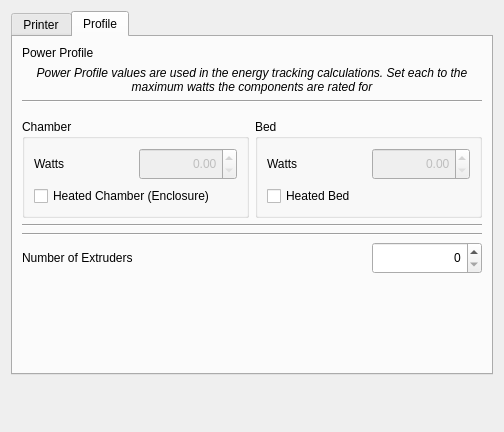
First picture: the form in pages/settings/edit_printer/editprinterdialog.ui, repository DigitalArtifex/Flo, before the edit.
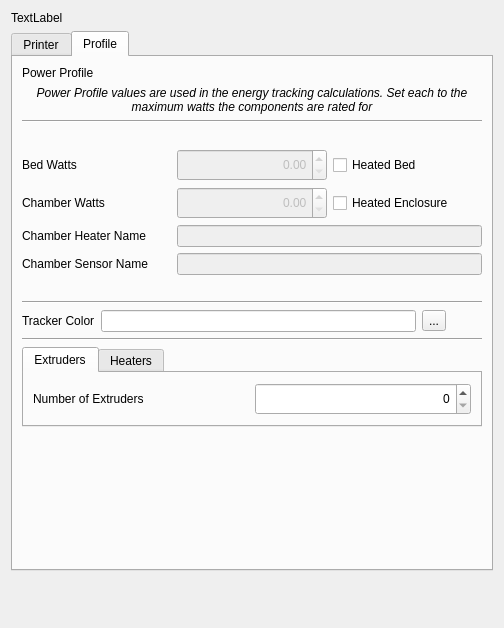
Second picture: the form after the edit. The open tabs and pages were chosen to show the change. Icons and pictures are not drawn.

```diff
--- a/pages/settings/edit_printer/editprinterdialog.ui
+++ b/pages/settings/edit_printer/editprinterdialog.ui
@@ -7,7 +7,7 @@
     <x>0</x>
     <y>0</y>
     <width>504</width>
-    <height>432</height>
+    <height>628</height>
    </rect>
   </property>
   <property name="windowTitle">
@@ -18,45 +18,12 @@
     <normaloff>:/images/flo_beta.png</normaloff>:/images/flo_beta.png</iconset>
   </property>
   <layout class="QGridLayout" name="gridLayout">
-   <item row="3" column="0">
-    <layout class="QHBoxLayout" name="horizontalLayout_2">
-     <property name="bottomMargin">
-      <number>0</number>
+   <item row="0" column="0">
+    <widget class="QLabel" name="windowTitleLabel">
+     <property name="text">
+      <string>TextLabel</string>
      </property>
-     <item>
-      <widget class="QWidget" name="buttonBox" native="true">
-       <property name="minimumSize">
-        <size>
-         <width>0</width>
-         <height>40</height>
-        </size>
-       </property>
-       <property name="maximumSize">
-        <size>
-         <width>16777215</width>
-         <height>54</height>
-        </size>
-       </property>
-       <layout class="QHBoxLayout" name="buttonBoxLayout">
-        <property name="spacing">
-         <number>9</number>
-        </property>
-        <property name="leftMargin">
-         <number>0</number>
-        </property>
-        <property name="topMargin">
-         <number>0</number>
-        </property>
-        <property name="rightMargin">
-         <number>0</number>
-        </property>
-        <property name="bottomMargin">
-         <number>0</number>
-        </property>
-       </layout>
-      </widget>
-     </item>
-    </layout>
+    </widget>
    </item>
    <item row="2" column="0">
     <widget class="QTabWidget" name="tabWidget">
@@ -173,42 +140,19 @@
          </property>
         </widget>
        </item>
-       <item row="10" column="0" colspan="3">
-        <layout class="QHBoxLayout" name="horizontalLayout">
-         <property name="bottomMargin">
-          <number>0</number>
+       <item row="2" column="0" colspan="3">
+        <widget class="QLabel" name="label_8">
+         <property name="text">
+          <string>Host Address</string>
          </property>
-         <item>
-          <widget class="QLabel" name="label_7">
-           <property name="text">
-            <string>Color</string>
-           </property>
-          </widget>
-         </item>
-         <item>
-          <widget class="QLineEdit" name="colorEdit"/>
-         </item>
-         <item>
-          <widget class="QToolButton" name="colorPickerButton">
-           <property name="text">
-            <string>...</string>
-           </property>
-          </widget>
-         </item>
-         <item>
-          <widget class="QLabel" name="colorDisplayLabel">
-           <property name="minimumSize">
-            <size>
-             <width>30</width>
-             <height>0</height>
-            </size>
-           </property>
-           <property name="text">
-            <string/>
-           </property>
-          </widget>
-         </item>
-        </layout>
+        </widget>
+       </item>
+       <item row="9" column="0">
+        <widget class="QCheckBox" name="printerAutoConnectCheckBox">
+         <property name="text">
+          <string>Auto Connect</string>
+         </property>
+        </widget>
        </item>
       </layout>
      </widget>
@@ -217,83 +161,141 @@
        <string>Profile</string>
       </attribute>
       <layout class="QGridLayout" name="gridLayout_2">
-       <item row="0" column="0" colspan="2">
-        <widget class="QLabel" name="label_4">
+       <item row="7" column="2">
+        <widget class="QCheckBox" name="heatedBedCheckbox">
          <property name="text">
-          <string>Power Profile</string>
+          <string>Heated Bed</string>
          </property>
         </widget>
        </item>
-       <item row="6" column="2" colspan="2">
-        <widget class="QGroupBox" name="groupBox_2">
-         <property name="title">
-          <string>Bed</string>
+       <item row="9" column="0">
+        <widget class="QLabel" name="label_10">
+         <property name="text">
+          <string>Chamber Heater Name</string>
          </property>
-         <layout class="QGridLayout" name="gridLayout_5">
-          <item row="0" column="1">
-           <widget class="QDoubleSpinBox" name="bedPowerSpinBox">
-            <property name="enabled">
-             <bool>false</bool>
-            </property>
-            <property name="minimumSize">
-             <size>
-              <width>0</width>
-              <height>32</height>
-             </size>
-            </property>
-            <property name="alignment">
-             <set>Qt::AlignmentFlag::AlignRight|Qt::AlignmentFlag::AlignTrailing|Qt::AlignmentFlag::AlignVCenter</set>
-            </property>
-            <property name="maximum">
-             <double>1000.000000000000000</double>
-            </property>
-           </widget>
-          </item>
-          <item row="0" column="0">
-           <widget class="QLabel" name="bedHeaterPowerLabel">
-            <property name="text">
-             <string>Watts</string>
-            </property>
-           </widget>
-          </item>
-          <item row="1" column="0" colspan="2">
-           <widget class="QCheckBox" name="heatedBedCheckbox">
-            <property name="text">
-             <string>Heated Bed</string>
-            </property>
-           </widget>
-          </item>
-         </layout>
         </widget>
        </item>
-       <item row="8" column="0" colspan="4">
-        <widget class="Line" name="line_3">
-         <property name="orientation">
-          <enum>Qt::Orientation::Horizontal</enum>
-         </property>
-        </widget>
-       </item>
-       <item row="13" column="0" colspan="2">
-        <spacer name="profileSpacer">
-         <property name="orientation">
-          <enum>Qt::Orientation::Vertical</enum>
-         </property>
-         <property name="sizeHint" stdset="0">
-          <size>
-           <width>20</width>
-           <height>40</height>
-          </size>
-         </property>
-        </spacer>
-       </item>
-       <item row="11" column="0" colspan="4">
+       <item row="13" column="0" colspan="3">
         <widget class="Line" name="line_2">
          <property name="orientation">
           <enum>Qt::Orientation::Horizontal</enum>
          </property>
         </widget>
        </item>
-       <item row="2" column="0" colspan="4">
+       <item row="17" column="2">
+        <spacer name="profileSpacer">
+         <property name="orientation">
+          <enum>Qt::Orientation::Vertical</enum>
+         </property>
+         <property name="sizeHint" stdset="0">
+          <size>
+           <width>20</width>
+           <height>40</height>
+          </size>
+         </property>
+        </spacer>
+       </item>
+       <item row="3" column="0" colspan="3">
+        <widget class="Line" name="line">
+         <property name="orientation">
+          <enum>Qt::Orientation::Horizontal</enum>
+         </property>
+        </widget>
+       </item>
+       <item row="16" column="0" colspan="3">
+        <widget class="QTabWidget" name="tabWidget_2">
+         <property name="sizePolicy">
+          <sizepolicy hsizetype="Expanding" vsizetype="Minimum">
+           <horstretch>0</horstretch>
+           <verstretch>0</verstretch>
+          </sizepolicy>
+         </property>
+         <property name="currentIndex">
+          <number>0</number>
+         </property>
+         <widget class="QWidget" name="extruderTab">
+          <attribute name="title">
+           <string>Extruders</string>
+          </attribute>
+          <layout class="QGridLayout" name="gridLayout_4">
+           <item row="0" column="0">
+            <widget class="QLabel" name="label_6">
+             <property name="sizePolicy">
+              <sizepolicy hsizetype="Preferred" vsizetype="Preferred">
+               <horstretch>0</horstretch>
+               <verstretch>0</verstretch>
+              </sizepolicy>
+             </property>
+             <property name="text">
+              <string>Number of Extruders</string>
+             </property>
+            </widget>
+           </item>
+           <item row="0" column="1">
+            <widget class="QSpinBox" name="extruderCountSpinBox">
+             <property name="minimumSize">
+              <size>
+               <width>0</width>
+               <height>32</height>
+              </size>
+             </property>
+             <property name="alignment">
+              <set>Qt::AlignmentFlag::AlignRight|Qt::AlignmentFlag::AlignTrailing|Qt::AlignmentFlag::AlignVCenter</set>
+             </property>
+             <property name="suffix">
+              <string/>
+             </property>
+             <property name="prefix">
+              <string/>
+             </property>
+            </widget>
+           </item>
+          </layout>
+         </widget>
+         <widget class="QWidget" name="heatersTab">
+          <attribute name="title">
+           <string>Heaters</string>
+          </attribute>
+          <layout class="QGridLayout" name="gridLayout_5"/>
+         </widget>
+        </widget>
+       </item>
+       <item row="6" column="1">
+        <spacer name="verticalSpacer_2">
+         <property name="orientation">
+          <enum>Qt::Orientation::Vertical</enum>
+         </property>
+         <property name="sizeType">
+          <enum>QSizePolicy::Policy::Fixed</enum>
+         </property>
+         <property name="sizeHint" stdset="0">
+          <size>
+           <width>20</width>
+           <height>20</height>
+          </size>
+         </property>
+        </spacer>
+       </item>
+       <item row="7" column="1">
+        <widget class="QDoubleSpinBox" name="bedPowerSpinBox">
+         <property name="enabled">
+          <bool>false</bool>
+         </property>
+         <property name="minimumSize">
+          <size>
+           <width>0</width>
+           <height>32</height>
+          </size>
+         </property>
+         <property name="alignment">
+          <set>Qt::AlignmentFlag::AlignRight|Qt::AlignmentFlag::AlignTrailing|Qt::AlignmentFlag::AlignVCenter</set>
+         </property>
+         <property name="maximum">
+          <double>1000.000000000000000</double>
+         </property>
+        </widget>
+       </item>
+       <item row="2" column="0" colspan="3">
         <widget class="QLabel" name="label_5">
          <property name="font">
           <font>
@@ -311,70 +313,15 @@
          </property>
         </widget>
        </item>
-       <item row="6" column="0" colspan="2">
-        <widget class="QGroupBox" name="groupBox">
-         <property name="title">
-          <string>Chamber</string>
+       <item row="10" column="1" colspan="2">
+        <widget class="QLineEdit" name="chamberSensorNameEdit">
+         <property name="enabled">
+          <bool>false</bool>
          </property>
-         <layout class="QGridLayout" name="gridLayout_4">
-          <item row="0" column="1">
-           <widget class="QDoubleSpinBox" name="chamberPowerSpinBox">
-            <property name="enabled">
-             <bool>false</bool>
-            </property>
-            <property name="minimumSize">
-             <size>
-              <width>0</width>
-              <height>32</height>
-             </size>
-            </property>
-            <property name="alignment">
-             <set>Qt::AlignmentFlag::AlignRight|Qt::AlignmentFlag::AlignTrailing|Qt::AlignmentFlag::AlignVCenter</set>
-            </property>
-            <property name="maximum">
-             <double>1000.000000000000000</double>
-            </property>
-           </widget>
-          </item>
-          <item row="0" column="0">
-           <widget class="QLabel" name="chamberPowerLabel">
-            <property name="text">
-             <string>Watts</string>
-            </property>
-           </widget>
-          </item>
-          <item row="1" column="0" colspan="2">
-           <widget class="QCheckBox" name="heatedChamberCheckBox">
-            <property name="text">
-             <string>Heated Chamber (Enclosure)</string>
-            </property>
-           </widget>
-          </item>
-         </layout>
         </widget>
        </item>
-       <item row="12" column="0">
-        <widget class="QLabel" name="label_6">
-         <property name="sizePolicy">
-          <sizepolicy hsizetype="Preferred" vsizetype="Preferred">
-           <horstretch>0</horstretch>
-           <verstretch>0</verstretch>
-          </sizepolicy>
-         </property>
-         <property name="text">
-          <string>Number of Extruders</string>
-         </property>
-        </widget>
-       </item>
-       <item row="3" column="0" colspan="4">
-        <widget class="Line" name="line">
-         <property name="orientation">
-          <enum>Qt::Orientation::Horizontal</enum>
-         </property>
-        </widget>
-       </item>
-       <item row="4" column="0">
-        <spacer name="verticalSpacer_2">
+       <item row="11" column="1">
+        <spacer name="verticalSpacer_3">
          <property name="orientation">
           <enum>Qt::Orientation::Vertical</enum>
          </property>
@@ -384,13 +331,106 @@
          <property name="sizeHint" stdset="0">
           <size>
            <width>20</width>
-           <height>10</height>
+           <height>20</height>
           </size>
          </property>
         </spacer>
        </item>
-       <item row="12" column="3">
-        <widget class="QSpinBox" name="extruderCountSpinBox">
+       <item row="0" column="0" colspan="2">
+        <widget class="QLabel" name="label_4">
+         <property name="text">
+          <string>Power Profile</string>
+         </property>
+        </widget>
+       </item>
+       <item row="9" column="1" colspan="2">
+        <widget class="QLineEdit" name="chamberHeaterNameEdit">
+         <property name="enabled">
+          <bool>false</bool>
+         </property>
+        </widget>
+       </item>
+       <item row="10" column="0">
+        <widget class="QLabel" name="label_11">
+         <property name="text">
+          <string>Chamber Sensor Name</string>
+         </property>
+        </widget>
+       </item>
+       <item row="14" column="0" colspan="3">
+        <layout class="QHBoxLayout" name="horizontalLayout">
+         <property name="bottomMargin">
+          <number>0</number>
+         </property>
+         <item>
+          <widget class="QLabel" name="label_7">
+           <property name="text">
+            <string>Tracker Color</string>
+           </property>
+          </widget>
+         </item>
+         <item>
+          <widget class="QLineEdit" name="colorEdit">
+           <property name="text">
+            <string/>
+           </property>
+          </widget>
+         </item>
+         <item>
+          <widget class="QToolButton" name="colorPickerButton">
+           <property name="text">
+            <string>...</string>
+           </property>
+          </widget>
+         </item>
+         <item>
+          <widget class="QLabel" name="colorDisplayLabel">
+           <property name="minimumSize">
+            <size>
+             <width>30</width>
+             <height>0</height>
+            </size>
+           </property>
+           <property name="text">
+            <string/>
+           </property>
+          </widget>
+         </item>
+        </layout>
+       </item>
+       <item row="8" column="0">
+        <widget class="QLabel" name="chamberPowerLabel">
+         <property name="text">
+          <string>Chamber Watts</string>
+         </property>
+        </widget>
+       </item>
+       <item row="8" column="2">
+        <widget class="QCheckBox" name="heatedChamberCheckBox">
+         <property name="text">
+          <string>Heated Enclosure</string>
+         </property>
+        </widget>
+       </item>
+       <item row="7" column="0">
+        <widget class="QLabel" name="bedHeaterPowerLabel">
+         <property name="text">
+          <string>Bed Watts</string>
+         </property>
+        </widget>
+       </item>
+       <item row="15" column="0" colspan="3">
+        <widget class="Line" name="line_3">
+         <property name="orientation">
+          <enum>Qt::Orientation::Horizontal</enum>
+         </property>
+        </widget>
+       </item>
+       <item row="8" column="1">
+        <widget class="QDoubleSpinBox" name="chamberPowerSpinBox">
+         <property name="enabled">
+          <bool>false</bool>
+         </property>
          <property name="minimumSize">
           <size>
            <width>0</width>
@@ -400,11 +440,8 @@
          <property name="alignment">
           <set>Qt::AlignmentFlag::AlignRight|Qt::AlignmentFlag::AlignTrailing|Qt::AlignmentFlag::AlignVCenter</set>
          </property>
-         <property name="suffix">
-          <string/>
-         </property>
-         <property name="prefix">
-          <string/>
+         <property name="maximum">
+          <double>1000.000000000000000</double>
          </property>
         </widget>
        </item>
@@ -412,6 +449,46 @@
      </widget>
     </widget>
    </item>
+   <item row="4" column="0">
+    <layout class="QHBoxLayout" name="horizontalLayout_2">
+     <property name="bottomMargin">
+      <number>0</number>
+     </property>
+     <item>
+      <widget class="QWidget" name="buttonBox" native="true">
+       <property name="minimumSize">
+        <size>
+         <width>0</width>
+         <height>40</height>
+        </size>
+       </property>
+       <property name="maximumSize">
+        <size>
+         <width>16777215</width>
+         <height>54</height>
+        </size>
+       </property>
+       <layout class="QHBoxLayout" name="buttonBoxLayout">
+        <property name="spacing">
+         <number>9</number>
+        </property>
+        <property name="leftMargin">
+         <number>0</number>
+        </property>
+        <property name="topMargin">
+         <number>0</number>
+        </property>
+        <property name="rightMargin">
+         <number>0</number>
+        </property>
+        <property name="bottomMargin">
+         <number>0</number>
+        </property>
+       </layout>
+      </widget>
+     </item>
+    </layout>
+   </item>
   </layout>
  </widget>
  <resources>
```
Left out of the diff: 70 changed lines with no effect on the pictures.
